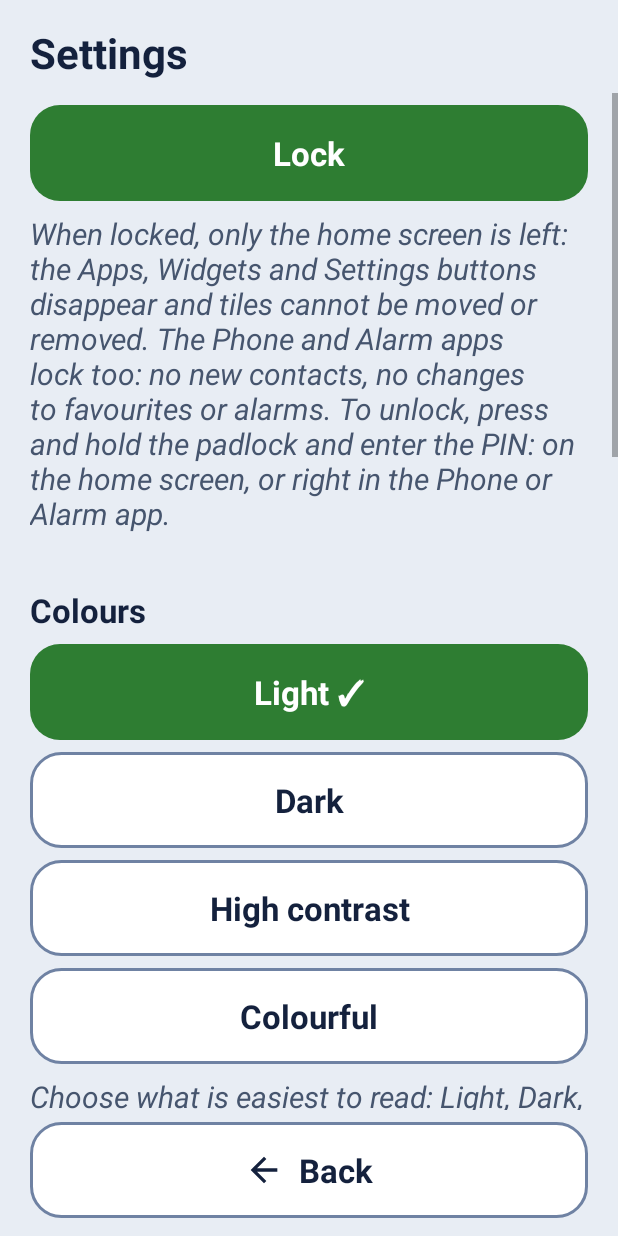
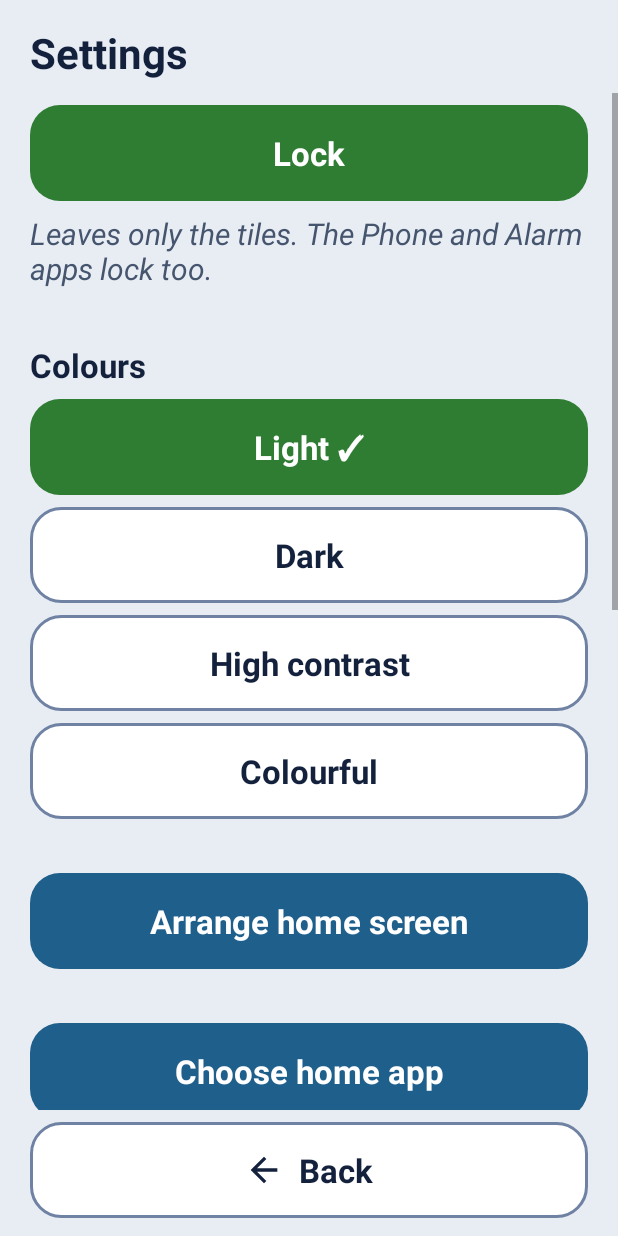
Before and after one commit to philipphueber/SeniorLauncher, an Android app: the screen it shows after launch (SettingsActivity), after a tap on "Settings", on a phone screen of 412 x 824 dp. Run offline under Robolectric (Android 15) with nearby library versions, the phone set to English and light mode, and no system bars.

Commit message:
Cut the helper screens' explanations to one short line or none
The owner asked for less wall of text everywhere. Settings had a
nine-line italic paragraph under Lock and one under each button that only
repeated the button; the dialogs, empty states and backup errors said the
same thing twice. Now a line stays only where the helper needs it to act
or where it is a safety note (what locking does, that the PIN is never in
a backup, that messages are never saved); the colours and Arrange lines go,
since their buttons say it and the README already explains the themes and
the lock in full. The tile menu asks with just the tile's name; its Move
and Remove buttons say the rest. German stays in the Sie form (the unlock
prompt moves from "Bitte PIN eingeben" to "Geben Sie die PIN ein").

No feature is renamed and no button text changes. Checked on the API 35
emulator in English and German that Settings, Arrange and the dialogs read
and fit; ./gradlew test lint pass.

```diff
--- a/app/src/main/java/app/phueber/seniorlauncher/SettingsActivity.java
+++ b/app/src/main/java/app/phueber/seniorlauncher/SettingsActivity.java
@@ -19,8 +19,9 @@ import java.util.List;
  * The helper's settings: lock the launcher, pick the colours, arrange the home
  * screen, choose the home app, open the phone's own settings, and save or load
  * the settings (this app's, or every Senior app's at once; see SettingsBackup).
- * Each button has one sentence under it that says what it is for (Bleta's pattern). Everything else (volume, Wi-Fi, text size) is
- * already in the phone's settings and is not duplicated here.
+ * A button that does not say it all has one short line under it; one that
+ * does (the colours, Arrange) has none. Everything else (volume, Wi-Fi, text
+ * size) is already in the phone's settings and is not duplicated here.
  */
 public final class SettingsActivity extends HelperActivity {
     private static final int REQ_SAVE = 1;
@@ -78,7 +79,6 @@ public final class SettingsActivity extends HelperActivity {
             });
             content.addView(b, Ui.fullWidth(this, 8));
         }
-        content.addView(explanation(getString(R.string.settings_colours_explain)), Ui.fullWidth(this, 8));
 
         // The order of the home screen; also reachable by holding a tile.
         Button arrange = Ui.button(this, getString(R.string.settings_arrange), R.color.blue);
@@ -86,7 +86,6 @@ public final class SettingsActivity extends HelperActivity {
             if (!closedByLock()) startActivity(ArrangeActivity.intent(this, null));
         });
         content.addView(arrange, Ui.fullWidth(this, 36));
-        content.addView(explanation(getString(R.string.settings_arrange_explain)), Ui.fullWidth(this, 8));
 
         Button home = Ui.button(this, getString(R.string.settings_home_app), R.color.blue);
         home.setOnClickListener(v -> open(new Intent(Settings.ACTION_HOME_SETTINGS),
--- a/app/src/main/res/values/strings_apps.xml
+++ b/app/src/main/res/values/strings_apps.xml
@@ -1,7 +1,7 @@
 <?xml version="1.0" encoding="utf-8"?>
 <resources>
     <string name="apps_title">Apps</string>
-    <string name="apps_intro">Tap an app to open it. Tap “Add” to put it on the home screen.</string>
+    <string name="apps_intro">Tap an app to open it.</string>
     <string name="apps_search_hint">Search app</string>
     <string name="apps_loading">Loading apps …</string>
     <string name="apps_none">No app found.</string>
--- a/app/src/main/res/values/strings_backup.xml
+++ b/app/src/main/res/values/strings_backup.xml
@@ -4,10 +4,10 @@
     <string name="backup_title">Backup</string>
     <string name="backup_save">Save settings to a file</string>
     <string name="backup_load">Load settings from a file</string>
-    <string name="backup_explain">Keeps the home screen, colours and messages card in a file you choose, for example in Downloads or on Google Drive. Load the file again after a reset or on a new phone.</string>
+    <string name="backup_explain">For a new phone or after a reset.</string>
     <string name="backup_save_all">Save all Senior apps\' settings</string>
     <string name="backup_load_all">Load all Senior apps\' settings</string>
-    <string name="backup_all_explain">The same for every Senior app on this phone in one file: home screen, phone, alarms and Back &amp; Home bar. The lock and its PIN are never saved.</string>
+    <string name="backup_all_explain">Also the Phone, Alarm and Back &amp; Home apps. The PIN is never saved.</string>
     <string name="backup_confirm">Replace the current settings with the ones from the file?</string>
     <string name="backup_confirm_all">Replace the current settings of the Senior apps with the ones from the file?</string>
     <string name="backup_replace">Replace</string>
@@ -16,16 +16,16 @@
     <string name="backup_restored">Restored.</string>
     <string name="backup_not_found">Not found on this phone: %1$s</string>
     <string name="backup_add_widgets">Add these widgets again on the Widgets screen: %1$s</string>
-    <string name="backup_error_malformed">This file is not a readable settings file. Nothing was changed.</string>
-    <string name="backup_error_newer">This file comes from a newer version of the app. Please update the app first. Nothing was changed.</string>
-    <string name="backup_error_no_entry">This file holds no settings for %1$s. Nothing was changed.</string>
-    <string name="backup_error_read">The file could not be read. Nothing was changed.</string>
-    <string name="backup_error_save">The file could not be saved.</string>
+    <string name="backup_error_malformed">Not a settings file. Nothing was changed.</string>
+    <string name="backup_error_newer">Made by a newer version: update the app first. Nothing was changed.</string>
+    <string name="backup_error_no_entry">No settings for %1$s in this file. Nothing was changed.</string>
+    <string name="backup_error_read">Could not read the file. Nothing was changed.</string>
+    <string name="backup_error_save">Could not save the file.</string>
     <string name="backup_no_picker">This phone cannot choose files.</string>
     <!-- Load all: one line per app, "SeniorAlert: Restored." -->
     <string name="backup_app_line">%1$s: %2$s</string>
     <string name="backup_app_not_installed">not installed, skipped.</string>
-    <string name="backup_app_too_old">needs an update to take part, skipped.</string>
+    <string name="backup_app_too_old">needs an update, skipped.</string>
     <string name="backup_app_locked">locked, nothing was changed.</string>
     <string name="backup_app_failed">could not be reached, nothing was changed.</string>
     <string name="backup_app_not_in_file">not in the file, left as it is.</string>
--- a/app/src/main/res/values/strings_home.xml
+++ b/app/src/main/res/values/strings_home.xml
@@ -9,9 +9,9 @@
     <string name="home_next">Next</string>
     <string name="home_previous_desc">Previous page</string>
     <string name="home_next_desc">Next page</string>
-    <string name="home_empty">No apps here yet.\nTap “Apps” to add some.</string>
+    <string name="home_empty">No apps yet. Tap “Apps”.</string>
     <string name="home_empty_locked">No apps here yet.</string>
-    <string name="home_tile_question">What do you want to do with “%1$s”?</string>
+    <string name="home_tile_question">“%1$s”</string>
     <string name="home_move">Move</string>
     <string name="home_tile_action">Move or remove</string>
     <string name="home_locked_desc">Settings are locked. Press and hold to unlock with the PIN.</string>
--- a/app/src/main/res/values/strings_notes.xml
+++ b/app/src/main/res/values/strings_notes.xml
@@ -28,23 +28,23 @@
     <!-- Read aloud for an entry: app, sender, text, time. Text and time come with their own full stop (NoteList.sentence). -->
     <string name="notes_entry_cd">%1$s, %2$s: %3$s %4$s Tap to open.</string>
     <!-- Shown to the helper only (never while locked). -->
-    <string name="notes_need_access">To show new messages here, this home screen needs “Notification access” once.</string>
+    <string name="notes_need_access">Needs notification access once.</string>
     <string name="notes_allow">Allow notification access</string>
-    <string name="notes_need_apps">Choose whose messages are shown here.</string>
+    <string name="notes_need_apps">No apps chosen yet.</string>
     <string name="notes_choose_apps">Choose apps</string>
 
     <!-- Widgets screen. -->
     <string name="notes_builtin">Built into this home screen</string>
-    <string name="notes_add_explain">New messages from the apps you choose, newest first. A tap opens the message.</string>
+    <string name="notes_add_explain">New messages from the apps you choose.</string>
     <string name="notes_add_cd">Messages, built into this home screen: new messages from the apps you choose. Tap to add it to the home screen.</string>
     <string name="notes_access_on">Notification access: allowed ✓</string>
-    <string name="notes_access_off">Notification access: not allowed yet, so nothing can be shown.</string>
+    <string name="notes_access_off">Notification access: not allowed yet.</string>
     <string name="notes_apps_list">Shows messages from: %1$s</string>
-    <string name="notes_apps_none">No apps chosen yet, so nothing is shown.</string>
+    <string name="notes_apps_none">No apps chosen yet.</string>
 
     <!-- NotificationAppsActivity: whose notifications the card shows. -->
     <string name="notes_apps_title">Apps for messages</string>
-    <string name="notes_apps_intro">New notifications of the apps marked “Shown ✓” appear on the home screen. They stay on this phone and are never saved.</string>
+    <string name="notes_apps_intro">Messages stay on this phone and are never saved.</string>
     <string name="notes_apps_show">Show</string>
     <string name="notes_apps_shown">Shown ✓</string>
     <string name="notes_apps_show_cd">Show messages from %1$s on the home screen</string>
--- a/app/src/main/res/values/strings_pin.xml
+++ b/app/src/main/res/values/strings_pin.xml
@@ -2,7 +2,7 @@
 <resources>
     <!-- The lock's PIN prompts (PinDialog), worded like SeniorAlert's. -->
     <string name="pin_lock_title">Lock</string>
-    <string name="pin_lock_message">Choose a PIN (4 to 8 digits). You need it to unlock, on the home screen or in the Phone and Alarm apps.</string>
+    <string name="pin_lock_message">Choose a PIN, 4 to 8 digits.</string>
     <string name="pin_lock">Lock</string>
     <string name="pin_unlock_title">Unlock</string>
     <string name="pin_unlock_message">Enter the PIN.</string>
--- a/app/src/main/res/values/strings_settings.xml
+++ b/app/src/main/res/values/strings_settings.xml
@@ -2,18 +2,16 @@
 <resources>
     <string name="settings_title">Settings</string>
     <string name="settings_lock">Lock</string>
-    <string name="settings_lock_explain">When locked, only the home screen is left: the Apps, Widgets and Settings buttons disappear and tiles cannot be moved or removed. The Phone and Alarm apps lock too: no new contacts, no changes to favourites or alarms. To unlock, press and hold the padlock and enter the PIN: on the home screen, or right in the Phone or Alarm app.</string>
+    <string name="settings_lock_explain">Leaves only the tiles. The Phone and Alarm apps lock too.</string>
     <string name="settings_colours">Colours</string>
     <string name="settings_colour_light">Light</string>
     <string name="settings_colour_dark">Dark</string>
     <string name="settings_colour_high_contrast">High contrast</string>
     <string name="settings_colour_colourful">Colourful</string>
     <string name="settings_colour_chosen">%1$s ✓</string>
-    <string name="settings_colours_explain">Choose what is easiest to read: Light, Dark, High contrast (white on black), or Colourful (each tile in its app’s colour).</string>
     <string name="settings_arrange">Arrange home screen</string>
-    <string name="settings_arrange_explain">Changes the order of the tiles and widgets on the home screen. New ones always go to the end.</string>
     <string name="settings_home_app">Choose home app</string>
-    <string name="settings_home_app_explain">Choose which home screen the phone shows when you press Home. Pick “%1$s” to keep this one.</string>
+    <string name="settings_home_app_explain">Pick “%1$s” to keep this one.</string>
     <string name="settings_phone">Phone settings</string>
-    <string name="settings_phone_explain">Opens the phone’s own settings, for example Wi-Fi, sound, brightness and text size.</string>
+    <string name="settings_phone_explain">Wi-Fi, sound, brightness, text size.</string>
 </resources>
--- a/app/src/main/res/values/strings_widgets.xml
+++ b/app/src/main/res/values/strings_widgets.xml
@@ -6,12 +6,12 @@
     <string name="widgets_none_placed">There are no widgets on the home screen yet.</string>
     <string name="widgets_missing">Widget no longer available</string>
     <!-- Below widgets_missing; the provider is gone (disabled or uninstalled). -->
-    <string name="widgets_missing_why">Its app turned it off or was removed, so it is hidden on the home screen.</string>
+    <string name="widgets_missing_why">Its app is gone or turned it off.</string>
     <string name="widgets_remove_missing">Remove the widget that is no longer available</string>
     <string name="widgets_remove_question">Remove this widget from the home screen?</string>
     <string name="widgets_remove_named">Remove %1$s</string>
     <string name="widgets_add">Add a widget</string>
-    <string name="widgets_add_hint">Tap a widget to put it on the home screen.</string>
+    <string name="widgets_add_hint">Tap a widget to add it.</string>
     <string name="widgets_none_installed">No widgets are installed on this phone.</string>
     <string name="widgets_add_failed">The widget could not be added.</string>
     <!-- The widget's own setup screen returned without finishing. -->
```
Also changed, not shown: 7 other files.
